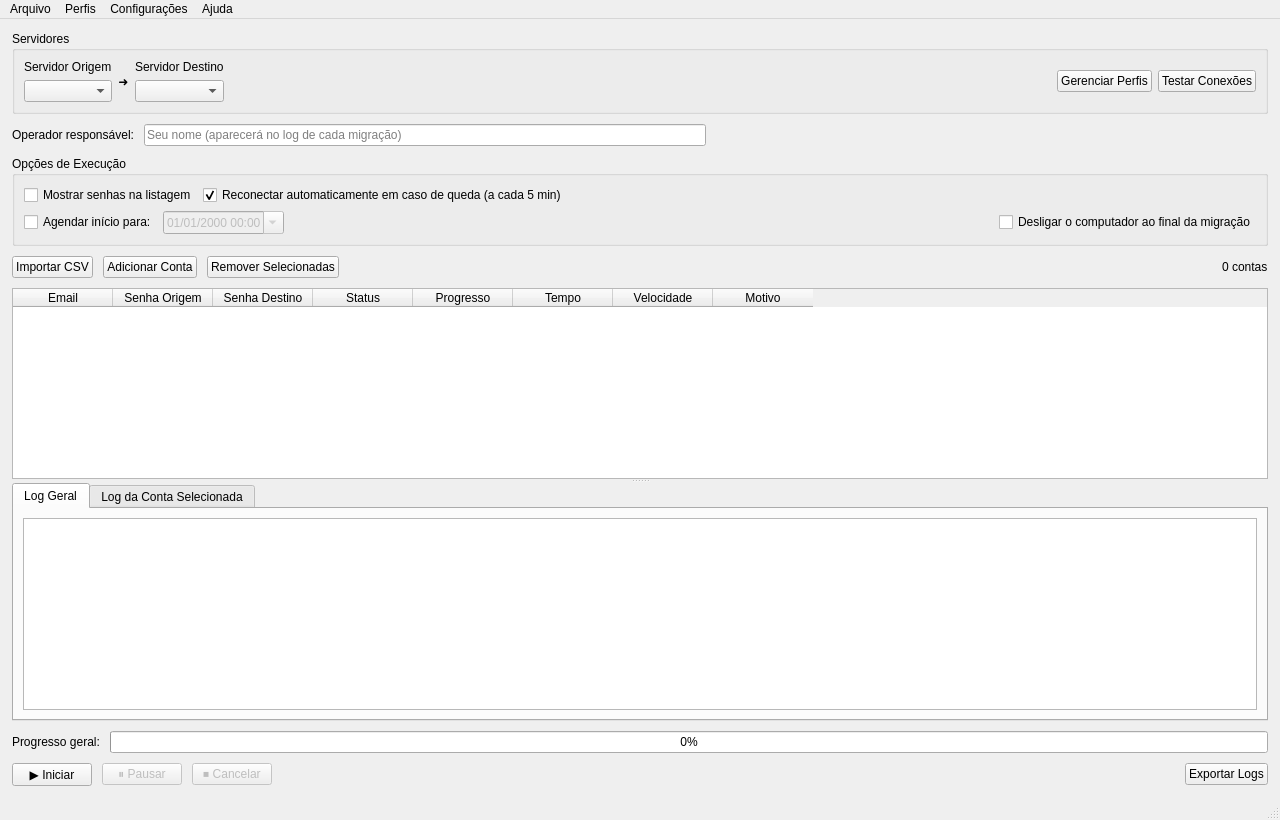
This is ui/main_window.ui in Rukinha/Imapsync-Manager as Qt 5 draws it before an edit. The edited form follows.
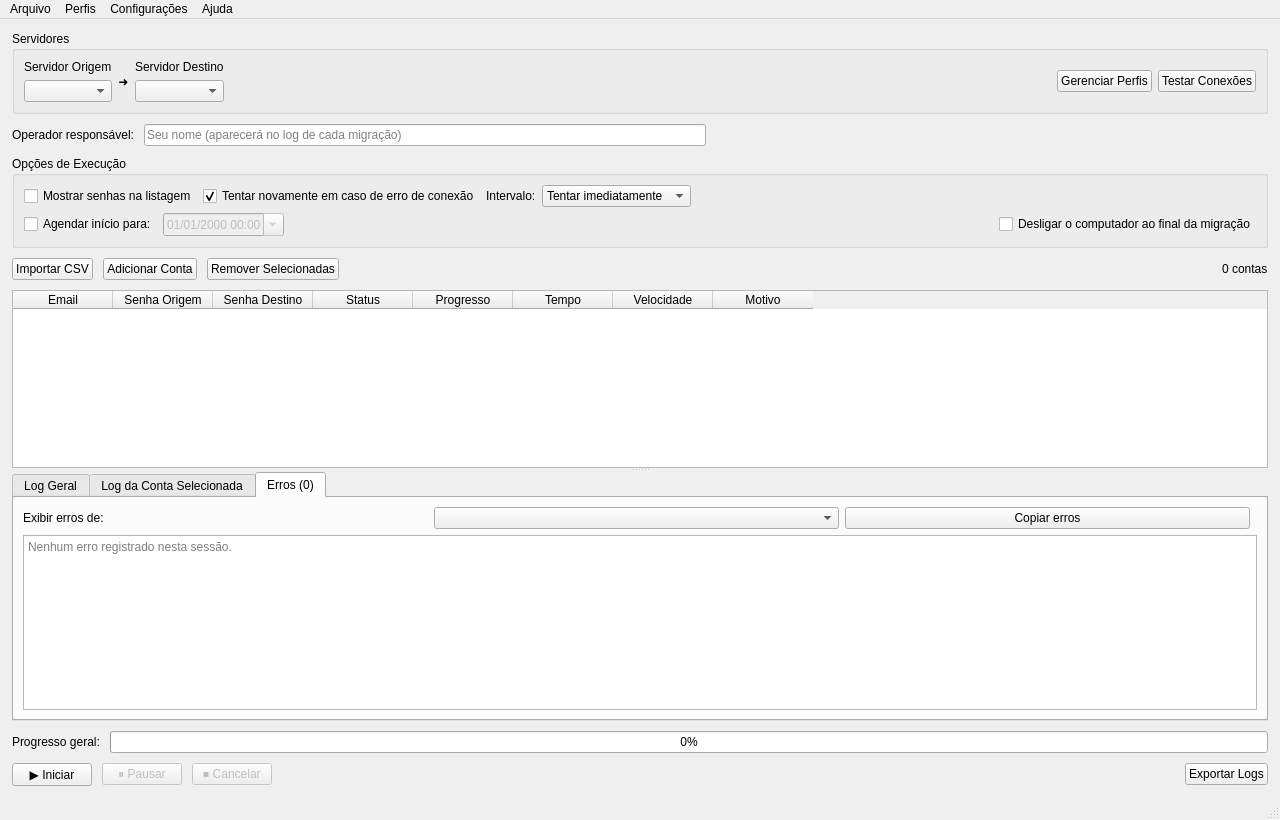
This is the edited form. The open tabs and pages were chosen to show the change.

Commit message: Melhora UX de logs, retry e instalador Ubuntu

Patch:
```diff
--- a/ui/main_window.ui
+++ b/ui/main_window.ui
@@ -125,11 +125,23 @@
           </widget>
          </item>
          <item>
-          <widget class="QCheckBox" name="checkAutoRetry">
-           <property name="text"><string>Reconectar automaticamente em caso de queda (a cada 5 min)</string></property>
+         <widget class="QCheckBox" name="checkAutoRetry">
+           <property name="text"><string>Tentar novamente em caso de erro de conexão</string></property>
            <property name="checked"><bool>true</bool></property>
           </widget>
          </item>
+         <item>
+          <widget class="QLabel" name="labelRetryDelay"><property name="text"><string>Intervalo:</string></property></widget>
+         </item>
+         <item>
+          <widget class="QComboBox" name="comboRetryDelay">
+           <item><property name="text"><string>Tentar imediatamente</string></property><property name="userData" stdset="0"><number>0</number></property></item>
+           <item><property name="text"><string>Após 30 segundos</string></property><property name="userData" stdset="0"><number>30</number></property></item>
+           <item><property name="text"><string>Após 1 minuto</string></property><property name="userData" stdset="0"><number>60</number></property></item>
+           <item><property name="text"><string>Após 5 minutos</string></property><property name="userData" stdset="0"><number>300</number></property></item>
+           <item><property name="text"><string>Após 15 minutos</string></property><property name="userData" stdset="0"><number>900</number></property></item>
+          </widget>
+         </item>
          <item>
           <spacer name="optionsRow1Spacer">
            <property name="orientation"><enum>Qt::Orientation::Horizontal</enum></property>
@@ -250,6 +262,18 @@
          </item>
         </layout>
        </widget>
+       <widget class="QWidget" name="tabErrorLog">
+        <attribute name="title"><string>Erros (0)</string></attribute>
+        <layout class="QVBoxLayout" name="errorLogLayout">
+         <item><layout class="QHBoxLayout" name="errorFilterLayout">
+          <item><widget class="QLabel" name="labelErrorFilter"><property name="text"><string>Exibir erros de:</string></property></widget></item>
+          <item><widget class="QComboBox" name="comboErrorAccount"><property name="minimumWidth"><number>280</number></property></widget></item>
+          <item><widget class="QPushButton" name="btnCopyErrors"><property name="text"><string>Copiar erros</string></property></widget></item>
+          <item><spacer name="errorFilterSpacer"><property name="orientation"><enum>Qt::Orientation::Horizontal</enum></property></spacer></item>
+         </layout></item>
+         <item><widget class="QPlainTextEdit" name="textErrorLog"><property name="readOnly"><bool>true</bool></property><property name="placeholderText"><string>Nenhum erro registrado nesta sessão.</string></property></widget></item>
+        </layout>
+       </widget>
       </widget>
 
      </widget>
```
Left out of the diff: 2 changed lines with no effect on the pictures. The commit also changes 2285 other files.
